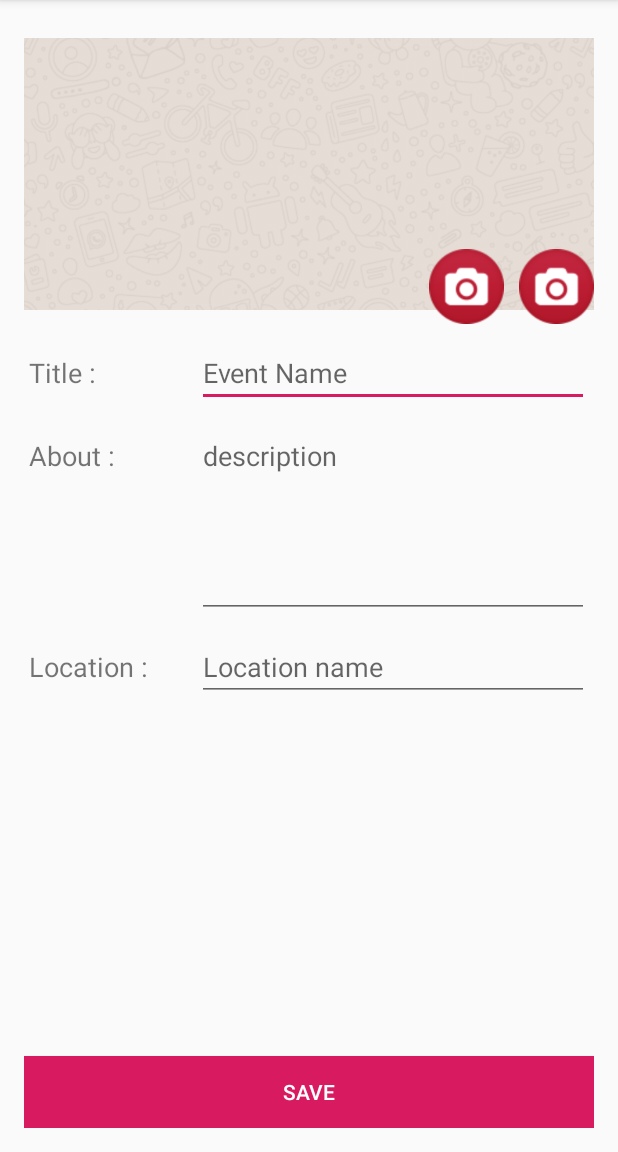
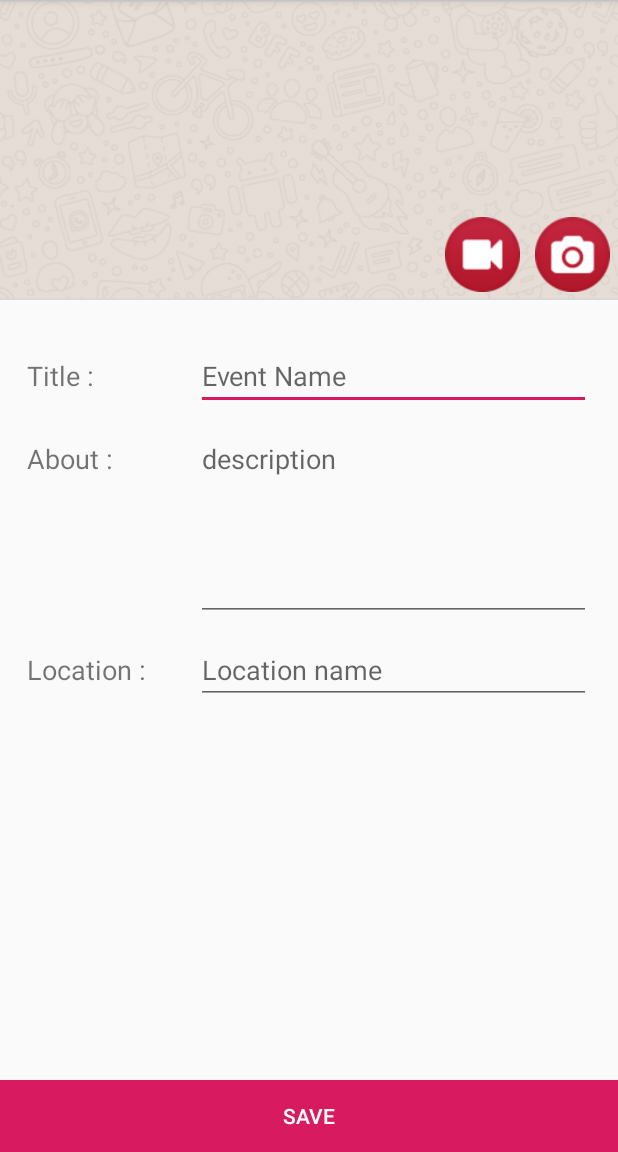
Before and after one commit to AnnaFelix/EventManagement, an Android app: the fragment AddEventDetailsFragment shown on its own in the app's theme, on a phone screen of 412 x 824 dp, the part 84-1236 px from its top. Run offline under Robolectric (Android 15) with nearby library versions, the phone set to English and light mode, and no system bars; our stand-ins replace Firebase (no records; nobody signed in at launch, a user with empty details on screens opened directly); libraries missing offline, so code that uses them is left out: com.michaelmuenzer.android; pictures from the network do not load.

Commit message:
error fix

```diff
--- a/app/src/main/res/layout/layout_addevent.xml
+++ b/app/src/main/res/layout/layout_addevent.xml
@@ -5,7 +5,6 @@
 
         android:layout_width="match_parent"
         android:layout_height="match_parent"
-        android:padding="16dp"
         tools:ignore="RedundantNamespace">
         <LinearLayout
             android:orientation="vertical" android:layout_width="match_parent"
@@ -13,12 +12,16 @@
            >
 <RelativeLayout
     android:layout_width="match_parent"
-    android:layout_height="200dp">
+    android:layout_height="200dp"
+    >
     <ImageView
         android:id="@+id/imgView"
         android:layout_width="match_parent"
-        android:layout_height="200dp"
+        android:layout_height="match_parent"
+        android:background="@color/light_gray"
         android:src="@drawable/img"
+        android:scaleType="centerInside"
+        android:adjustViewBounds="true"
         tools:ignore="ContentDescription" />
 
     <ImageView
@@ -28,14 +31,17 @@
         android:layout_alignParentRight="true"
         android:layout_alignParentBottom="true"
         android:src="@drawable/cam"
+        android:layout_marginBottom="5dp"
+        android:layout_marginRight="5dp"
         tools:ignore="ContentDescription" />
     <ImageView
         android:id="@+id/videoViewSelect"
         android:layout_width="50dp"
         android:layout_height="50dp"
         android:layout_alignParentBottom="true"
-        android:src="@drawable/cam"
+        android:src="@drawable/videoicon"
         android:layout_marginRight="10dp"
+        android:layout_marginBottom="5dp"
         android:layout_toLeftOf="@+id/imgViewSelect"
         tools:ignore="ContentDescription" />
 
@@ -48,8 +54,7 @@
                 android:layout_width="fill_parent"
                 android:layout_height="match_parent"
                 android:orientation="vertical"
-                android:paddingLeft="3dp"
-                android:paddingRight="3dp"
+                android:padding="18dp"
                 tools:ignore="UselessParent">
 
 
--- a/app/src/main/res/layout/layout_eventdetails.xml
+++ b/app/src/main/res/layout/layout_eventdetails.xml
@@ -22,7 +22,7 @@
             <ImageView
                 android:id="@+id/RecDImg"
                 android:layout_width="match_parent"
-                android:layout_height="350dp"
+                android:layout_height="310dp"
                 android:scaleType="centerCrop"
                 />
 
@@ -32,7 +32,7 @@
                 android:layout_height="50dp"
                 android:layout_alignParentRight="true"
                 android:layout_alignParentBottom="true"
-                android:src="@drawable/cam"
+                android:src="@drawable/videoicon"
                 tools:ignore="ContentDescription" />
         </RelativeLayout>
         <LinearLayout
```
Also changed, not shown: app/src/main/java/com/lux/eventmanagement/EntryDetailsActivity.java (+3 -5 lines), app/src/main/java/com/lux/eventmanagement/fragments/AddEventDetailsFragment.java (+40 -28 lines), app/src/main/java/com/lux/eventmanagement/fragments/HomeListFragment.java (+12 -4 lines), app/src/main/res/layout/activity_splash.xml (+32 -9 lines), app/src/main/res/drawable/icon.png (added), app/src/main/res/drawable/splash.jpg (added), app/src/main/res/drawable/videoicon.png (added).
